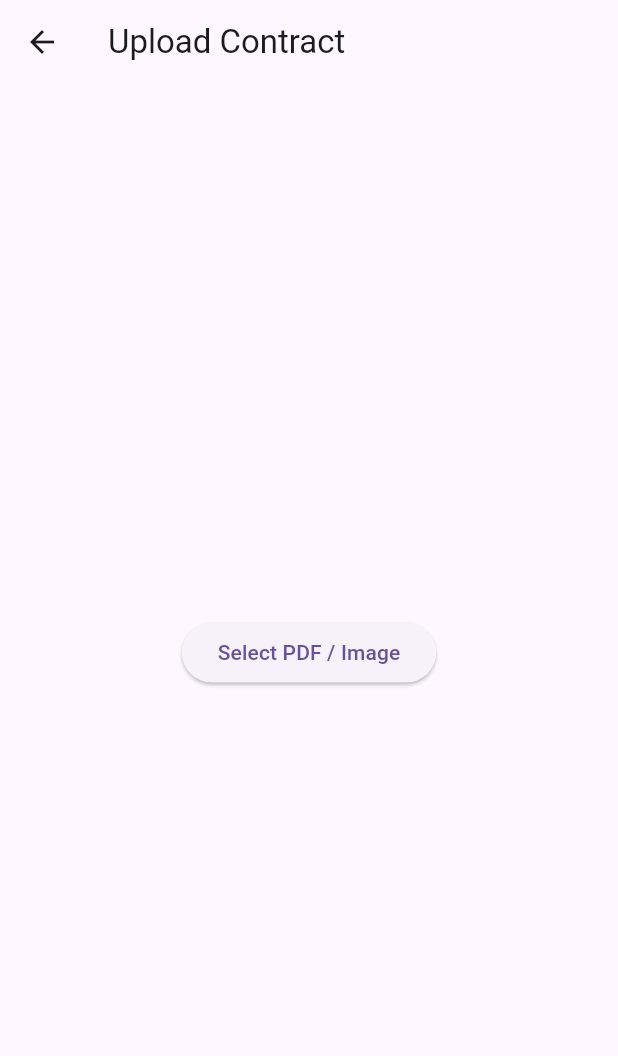
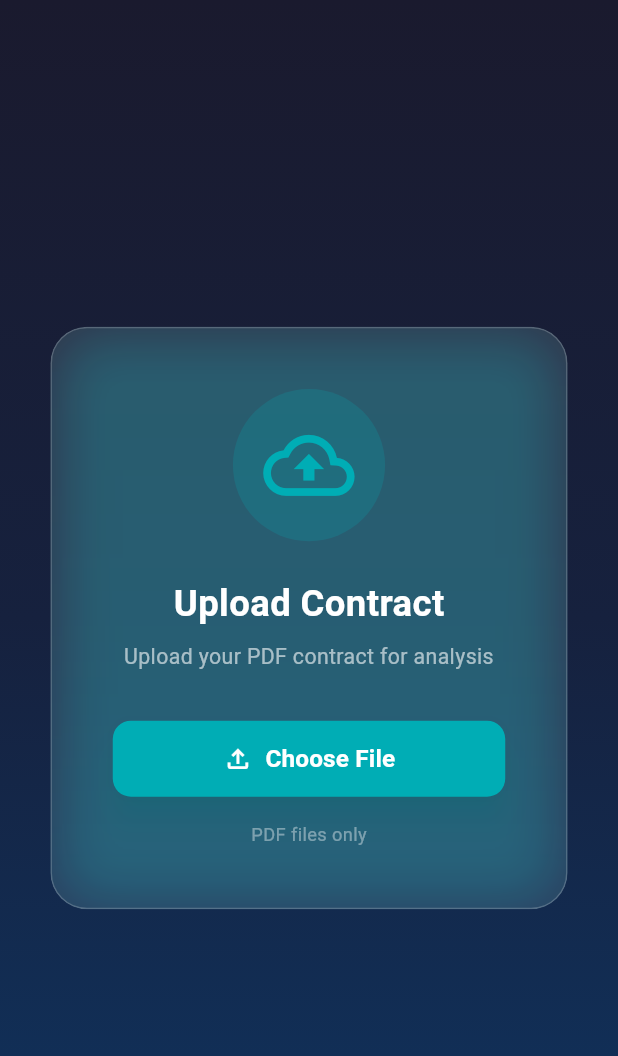
Before and after one commit to springboardmentor74219x/infosys-carlease-contract-ai-group2, a Flutter app: the UploadScreen screen opened directly, on a phone screen of 412 x 824 dp. Shown: the top 1056 px of the screen. Run offline on Flutter 3.47's test engine with Material 3 defaults, Android fonts, the phone set to English and light mode, and no system bars; our stand-ins replace file_picker.

Commit message:
Milestone 3 Completed

```diff
--- a/car_loan_mvp/lib/main.dart
+++ b/car_loan_mvp/lib/main.dart
@@ -1,5 +1,5 @@
 import 'package:flutter/material.dart';
-import 'screens/upload_screen.dart';
+import 'screens/login_screen.dart';
 
 void main() {
   runApp(const MyApp());
@@ -7,11 +7,12 @@ void main() {
 
 class MyApp extends StatelessWidget {
   const MyApp({super.key});
+
   @override
   Widget build(BuildContext context) {
     return MaterialApp(
       debugShowCheckedModeBanner: false,
-      home: const UploadScreen(),
+      home: LoginScreen(), // ✅ Start from Login screen
     );
   }
 }
--- a/car_loan_mvp/lib/screens/dashboard_screen.dart
+++ b/car_loan_mvp/lib/screens/dashboard_screen.dart
@@ -3,6 +3,7 @@ import '../services/api_service.dart';
 
 class DashboardScreen extends StatelessWidget {
   const DashboardScreen({super.key});
+
   @override
   Widget build(BuildContext context) {
     return Scaffold(
@@ -24,12 +25,13 @@ class DashboardScreen extends StatelessWidget {
             ),
             const SizedBox(height: 30),
 
-// NEGOTIATION BUTTON
+            // NEGOTIATION BUTTON
             ElevatedButton(
               child: const Text("Get Negotiation Advice"),
               onPressed: () async {
                 final reply = await ApiService.getNegotiationAdvice(
                     "How can I reduce my APR?");
+
                 showDialog(
                   context: context,
                   builder: (_) => AlertDialog(
--- a/car_loan_mvp/lib/screens/upload_screen.dart
+++ b/car_loan_mvp/lib/screens/upload_screen.dart
@@ -1,7 +1,6 @@
-import 'dart:typed_data';
+import 'dart:ui';
+import 'package:flutter/material.dart';
 import 'package:file_picker/file_picker.dart';
-import 'package:flutter/material.dart';
-import '../services/api_service.dart';
 import 'dashboard_screen.dart';
 
 class UploadScreen extends StatefulWidget {
@@ -10,56 +9,154 @@ class UploadScreen extends StatefulWidget {
   State<UploadScreen> createState() => _UploadScreenState();
 }
 
-class _UploadScreenState extends State<UploadScreen> {
-  bool loading = false;
-  String? selectedFileName;
-  Future<void> pickAndUploadFile() async {
-    try {
-      setState(() => loading = true);
-      final result = await FilePicker.platform.pickFiles(
-        type: FileType.custom,
-        allowedExtensions: ['pdf', 'png', 'jpg', 'jpeg'],
-        withData: true,
-      );
-      if (result == null) {
-        setState(() => loading = false);
-        return;
-      }
-      final Uint8List fileBytes = result.files.single.bytes!;
-      final String fileName = result.files.single.name;
-      setState(() => selectedFileName = fileName);
-      await ApiService.uploadContractBytes(fileBytes, fileName);
-      if (mounted) {
-        Navigator.pushReplacement(
-          context,
-          MaterialPageRoute(builder: (_) => const DashboardScreen()),
-        );
-      }
-    } catch (e) {
-      setState(() => loading = false);
-      ScaffoldMessenger.of(context).showSnackBar(
-        SnackBar(content: Text("Upload failed: $e")),
-      );
-    }
+class _UploadScreenState extends State<UploadScreen>
+    with SingleTickerProviderStateMixin {
+  late AnimationController controller;
+  late Animation<double> pulse;
+
+  @override
+  void initState() {
+    controller = AnimationController(
+        vsync: this, duration: const Duration(milliseconds: 1500))
+      ..repeat(reverse: true);
+    pulse = Tween(begin: 0.98, end: 1.02)
+        .animate(CurvedAnimation(parent: controller, curve: Curves.easeInOut));
+    super.initState();
+  }
+
+  @override
+  void dispose() {
+    controller.dispose();
+    super.dispose();
+  }
+
+  Future<void> _pickPdf(BuildContext context) async {
+    final result = await FilePicker.platform
+        .pickFiles(type: FileType.custom, allowedExtensions: ['pdf']);
+    if (result == null) return;
+    Navigator.push(
+        context, MaterialPageRoute(builder: (_) => const DashboardScreen()));
   }
 
   @override
   Widget build(BuildContext context) {
     return Scaffold(
-      appBar: AppBar(title: const Text("Upload Contract")),
-      body: Center(
-        child: Column(
-          mainAxisAlignment: MainAxisAlignment.center,
-          children: [
-            ElevatedButton(
-              onPressed: loading ? null : pickAndUploadFile,
-              child: loading
-                  ? const CircularProgressIndicator()
-                  : const Text("Select PDF / Image"),
+      body: Container(
+        decoration: const BoxDecoration(
+          gradient: LinearGradient(
+            colors: [
+              Color(0xFF1a1a2e),
+              Color(0xFF16213e),
+              Color(0xFF0f3460),
+            ],
+            begin: Alignment.topCenter,
+            end: Alignment.bottomCenter,
+          ),
+        ),
+        child: Center(
+          child: ScaleTransition(
+            scale: pulse,
+            child: ClipRRect(
+              borderRadius: BorderRadius.circular(24),
+              child: BackdropFilter(
+                filter: ImageFilter.blur(sigmaX: 15, sigmaY: 15),
+                child: Container(
+                  width: 340,
+                  padding: const EdgeInsets.all(40),
+                  decoration: BoxDecoration(
+                    color: Colors.white.withOpacity(0.1),
+                    borderRadius: BorderRadius.circular(24),
+                    border: Border.all(
+                      color: Colors.white.withOpacity(0.2),
+                      width: 1,
+                    ),
+                    boxShadow: [
+                      BoxShadow(
+                        color: const Color(0xFF00adb5).withOpacity(0.3),
+                        blurRadius: 30,
+                        spreadRadius: -5,
+                      ),
+                    ],
+                  ),
+                  child: Column(
+                    mainAxisSize: MainAxisSize.min,
+                    children: [
+                      Container(
+                        padding: const EdgeInsets.all(20),
+                        decoration: BoxDecoration(
+                          shape: BoxShape.circle,
+                          color: const Color(0xFF00adb5).withOpacity(0.2),
+                        ),
+                        child: const Icon(
+                          Icons.cloud_upload_outlined,
+                          size: 60,
+                          color: Color(0xFF00adb5),
+                        ),
+                      ),
+                      const SizedBox(height: 24),
+                      const Text(
+                        "Upload Contract",
+                        style: TextStyle(
+                          color: Colors.white,
+                          fontSize: 24,
+                          fontWeight: FontWeight.w600,
+                        ),
+                      ),
+                      const SizedBox(height: 8),
+                      Text(
+                        "Upload your PDF contract for analysis",
+                        textAlign: TextAlign.center,
+                        style: TextStyle(
+                          color: Colors.white.withOpacity(0.6),
+                          fontSize: 14,
+                        ),
+                      ),
+                      const SizedBox(height: 32),
+                      SizedBox(
+                        width: double.infinity,
+                        height: 50,
+                        child: ElevatedButton(
+                          onPressed: () => _pickPdf(context),
+                          style: ElevatedButton.styleFrom(
+                            backgroundColor: const Color(0xFF00adb5),
+                            foregroundColor: Colors.white,
+                            elevation: 8,
+                            shadowColor:
+                                const Color(0xFF00adb5).withOpacity(0.5),
+                            shape: RoundedRectangleBorder(
+                              borderRadius: BorderRadius.circular(12),
+                            ),
+                          ),
+                          child: Row(
+                            mainAxisAlignment: MainAxisAlignment.center,
+                            children: const [
+                              Icon(Icons.file_upload_outlined, size: 20),
+                              SizedBox(width: 8),
+                              Text(
+                                "Choose File",
+                                style: TextStyle(
+                                  fontSize: 16,
+                                  fontWeight: FontWeight.w600,
+                                ),
+                              ),
+                            ],
+                          ),
+                        ),
+                      ),
+                      const SizedBox(height: 16),
+                      Text(
+                        "PDF files only",
+                        style: TextStyle(
+                          color: Colors.white.withOpacity(0.4),
+                          fontSize: 12,
+                        ),
+                      ),
+                    ],
+                  ),
+                ),
+              ),
             ),
-            const SizedBox(height: 10),
-            if (selectedFileName != null) Text("Selected: $selectedFileName"),
-          ],
+          ),
         ),
       ),
     );
```
Also changed, not shown: car_loan_mvp/lib/screens/login_screen.dart (added, +151 -0 lines), car_loan_mvp/lib/screens/negotiation.dart (added, +164 -0 lines), car_loan_mvp/lib/services/api_service.dart (+7 -2 lines), car_loan_mvp/lib/services/login_screen.dart (deleted, +0 -22 lines).
